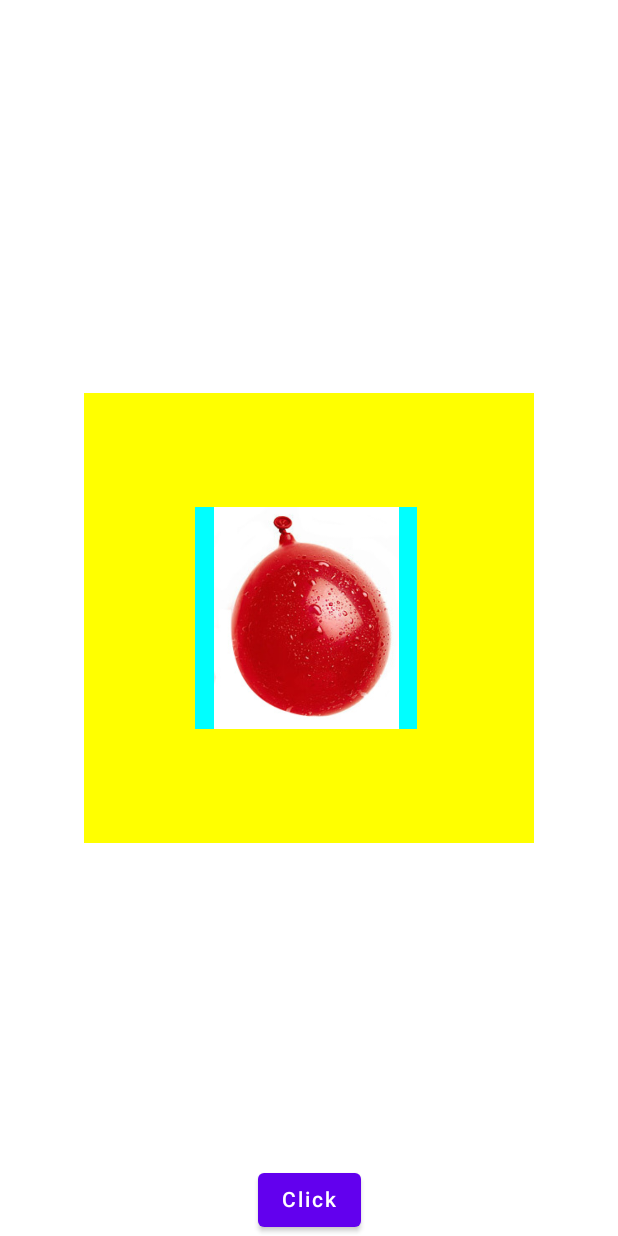
After one commit to SharmaPrateek196/ComposeAnimationExamples, an Android app built with Jetpack Compose: the composable HappyHoliAnimation shown on its own in the app's theme, on a phone screen of 412 x 824 dp. The commit adds this screen. Run offline under Robolectric (Android 15) with nearby library versions, the phone set to English and light mode, and no system bars.

Commit message:
done: balloon shivering and size change animation

```diff
--- /dev/null
+++ b/app/src/main/java/com/rangranjan/composeanimations/ui/happyholi/HappyHoliAnimation.kt
@@ -0,0 +1,90 @@
+package com.rangranjan.composeanimations.ui.happyholi
+
+import androidx.compose.animation.animateContentSize
+import androidx.compose.animation.core.*
+import androidx.compose.foundation.Image
+import androidx.compose.foundation.background
+import androidx.compose.foundation.layout.*
+import androidx.compose.material.Button
+import androidx.compose.material.Text
+import androidx.compose.runtime.*
+import androidx.compose.ui.Alignment
+import androidx.compose.ui.Modifier
+import androidx.compose.ui.graphics.Color
+import androidx.compose.ui.res.painterResource
+import androidx.compose.ui.tooling.preview.Preview
+import androidx.compose.ui.unit.dp
+import com.rangranjan.composeanimations.R
+import com.rangranjan.composeanimations.ui.AnimationState
+
+@Composable
+fun HappyHoliAnimation() {
+
+    val BALLOON_SIZE_TWEEN_DURATION = 3000
+
+    val infiniteTransition = rememberInfiniteTransition()
+    val shiveringOffset by infiniteTransition.animateFloat(
+        initialValue = -2f,
+        targetValue = 2f,
+        animationSpec = infiniteRepeatable(
+            animation = tween(50, easing = LinearEasing),
+            repeatMode = RepeatMode.Reverse
+        )
+    )
+
+    val animatedBalloonSize = remember {
+        Animatable(5f)
+    }
+
+    var sizeState by remember {
+        mutableStateOf(AnimationState.Start)
+    }
+
+    LaunchedEffect(key1 = sizeState) {
+        animatedBalloonSize.animateTo(
+            targetValue = if(sizeState==AnimationState.Start) 150f else 5f,
+            animationSpec = tween(BALLOON_SIZE_TWEEN_DURATION)
+        )
+    }
+
+    Box(
+        modifier = Modifier
+            .fillMaxSize(),
+        contentAlignment = Alignment.Center
+    ) {
+
+        Box(
+            modifier = Modifier
+                .align(Alignment.Center)
+                .size(300.dp).background(Color.Yellow),
+            contentAlignment = Alignment.Center
+        ) {
+            Box(
+                modifier = Modifier.absoluteOffset(shiveringOffset.dp).background(Color.Cyan).animateContentSize()
+            ) {
+                Image(
+                    painter = painterResource(id = R.drawable.balloon),
+                    contentDescription = "balloon",
+                    modifier = Modifier
+                        .size(animatedBalloonSize.value.dp)
+                )
+            }
+        }
+
+        Button(onClick = {
+            sizeState = if(sizeState == AnimationState.Start) AnimationState.End else AnimationState.Start
+        },
+            Modifier.align(Alignment.BottomCenter)
+        ) {
+            Text(text = "Click")
+        }
+
+
+    }
+}
+
+@Preview(showSystemUi = true, showBackground = true)
+@Composable
+fun ThisPreview() {
+    HappyHoliAnimation()
+}
```
Also changed, not shown: app/src/main/java/com/rangranjan/composeanimations/MainActivity.kt (+27 -24 lines), app/src/main/res/drawable/balloon.jpeg (added), app/src/main/res/drawable/holi_wish.jpeg (added).
